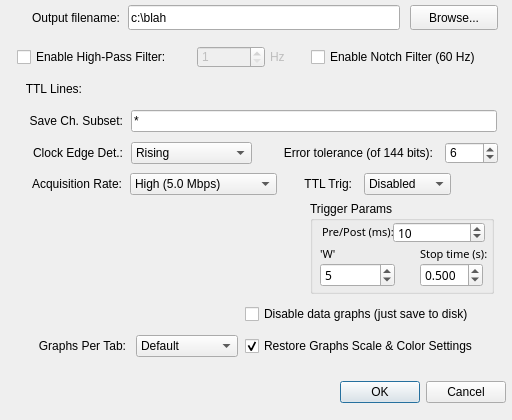
Qt form Bug_ConfigDialog.ui (acorver/SpikeGL) before a commit.
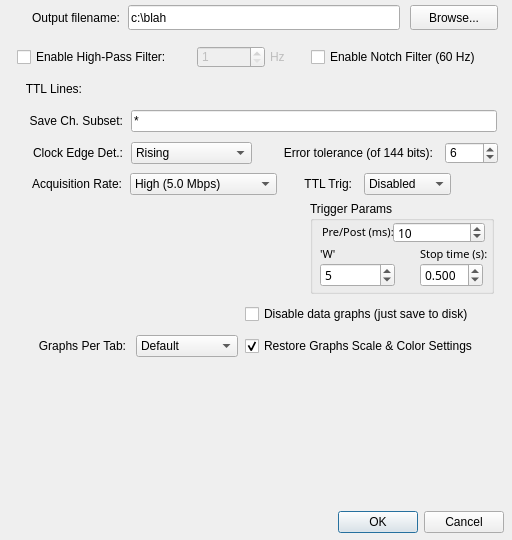
The same form after that commit. Icons and pictures are not drawn.

```diff
--- a/Bug_ConfigDialog.ui
+++ b/Bug_ConfigDialog.ui
@@ -10,7 +10,7 @@
     <x>0</x>
     <y>0</y>
     <width>512</width>
-    <height>420</height>
+    <height>540</height>
    </rect>
   </property>
   <property name="windowTitle">
@@ -29,8 +29,8 @@
   <widget class="QDialogButtonBox" name="buttonBox">
    <property name="geometry">
     <rect>
-     <x>331</x>
-     <y>376</y>
+     <x>329</x>
+     <y>506</y>
      <width>175</width>
      <height>32</height>
     </rect>
@@ -806,6 +806,16 @@
     </property>
    </widget>
   </widget>
+  <widget class="QWidget" name="aoPassthruWidget" native="true">
+   <property name="geometry">
+    <rect>
+     <x>25</x>
+     <y>375</y>
+     <width>461</width>
+     <height>120</height>
+    </rect>
+   </property>
+  </widget>
  </widget>
  <tabstops>
   <tabstop>outputFileLE</tabstop>
```
